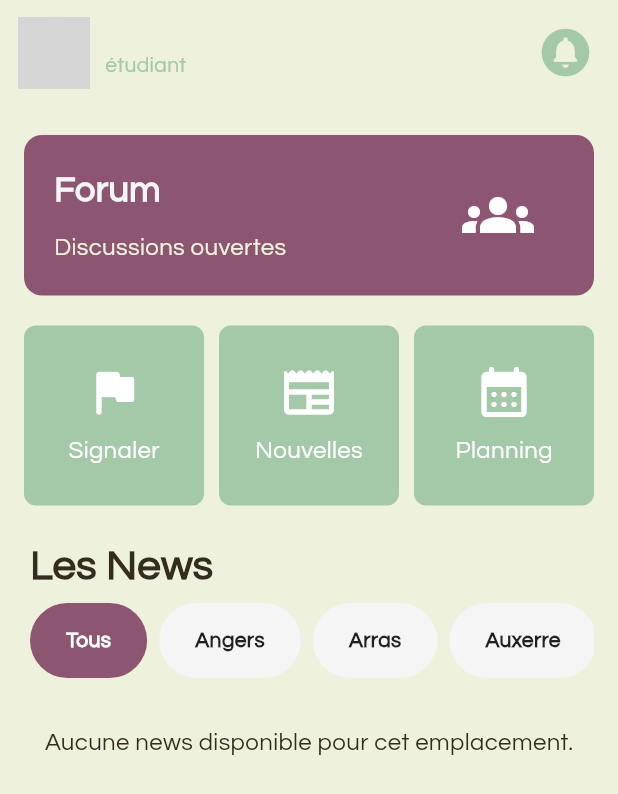
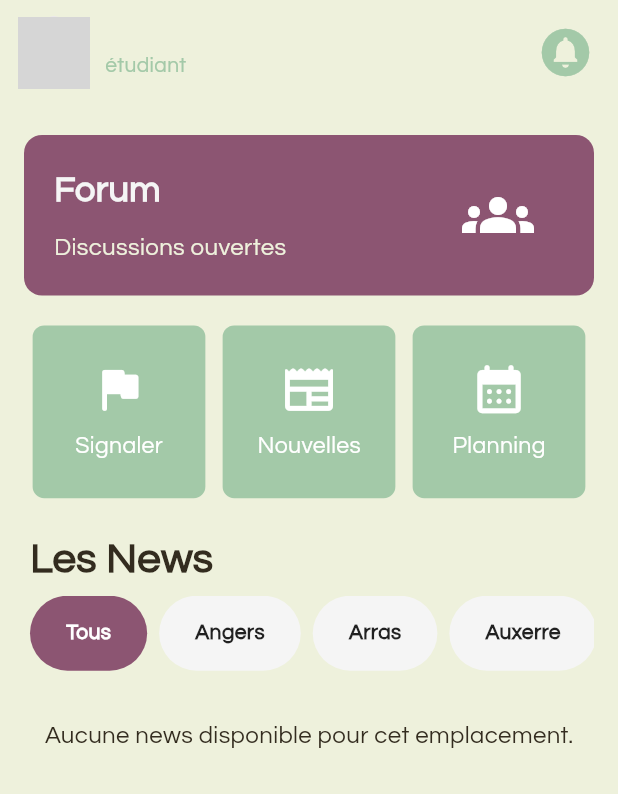
Before and after one commit to ThibautHrm/nexus, a Flutter app: the screen it shows once a user with an empty profile is signed in, on a phone screen of 412 x 824 dp. Shown: the top 794 px of the screen. Run offline on Flutter 3.47's test engine with Material 3 defaults, Android fonts, the phone set to English and light mode, and no system bars; our stand-ins replace cloud_firestore, firebase_auth, firebase_core, firebase_storage, image_picker, loading_animation_widget and 2 more; accounts and stored records are empty; network calls fail; project files that could hold a hidden picture were left out; grey boxes are pictures that could not be loaded.

Commit message:
Fix rotation

```diff
--- a/lib/screens/home_screen.dart
+++ b/lib/screens/home_screen.dart
@@ -365,6 +365,8 @@ class HomeScreenState extends State<HomeScreen> {
     return FittedBox(
       child: GestureDetector(
         onTap: onTap,
+        child: Padding(
+          padding: const EdgeInsets.symmetric(horizontal: 6),
           child: Container(
             width: 120,
             height: 120,
@@ -386,6 +388,7 @@ class HomeScreenState extends State<HomeScreen> {
                   ),
                 ),
               ],
+            ),
           ),
         ),
       ),
@@ -458,22 +461,28 @@ class HomeScreenState extends State<HomeScreen> {
                   ),
                   const SizedBox(height: 20),
                   // Section des 3 boutons carrés
-                  Row(
+                  FittedBox(
+                    child: Row(
                       mainAxisAlignment: MainAxisAlignment.spaceBetween,
                       children: [
-                      _buildActionButton("Signaler",
-                          Icons.assistant_photo_rounded, AppColors.primary, () {
+                        _buildActionButton(
+                            "Signaler",
+                            Icons.assistant_photo_rounded,
+                            AppColors.primary, () {
                           Navigator.pushNamed(context, '/signal');
                         }),
                         _buildActionButton("Nouvelles", Icons.newspaper_rounded,
                             AppColors.primary, () {
                           Navigator.pushNamed(context, '/createNews');
                         }),
-                      _buildActionButton("Planning",
-                          Icons.calendar_month_rounded, AppColors.primary, () {
+                        _buildActionButton(
+                            "Planning",
+                            Icons.calendar_month_rounded,
+                            AppColors.primary, () {
                           // Action pour le placeholder
                         }),
                       ],
+                    ),
                   ),
                 ],
               ),
```
Also changed, not shown: lib/main.dart (+12 -5 lines). Lines whose indentation alone changed are shown as unchanged.
